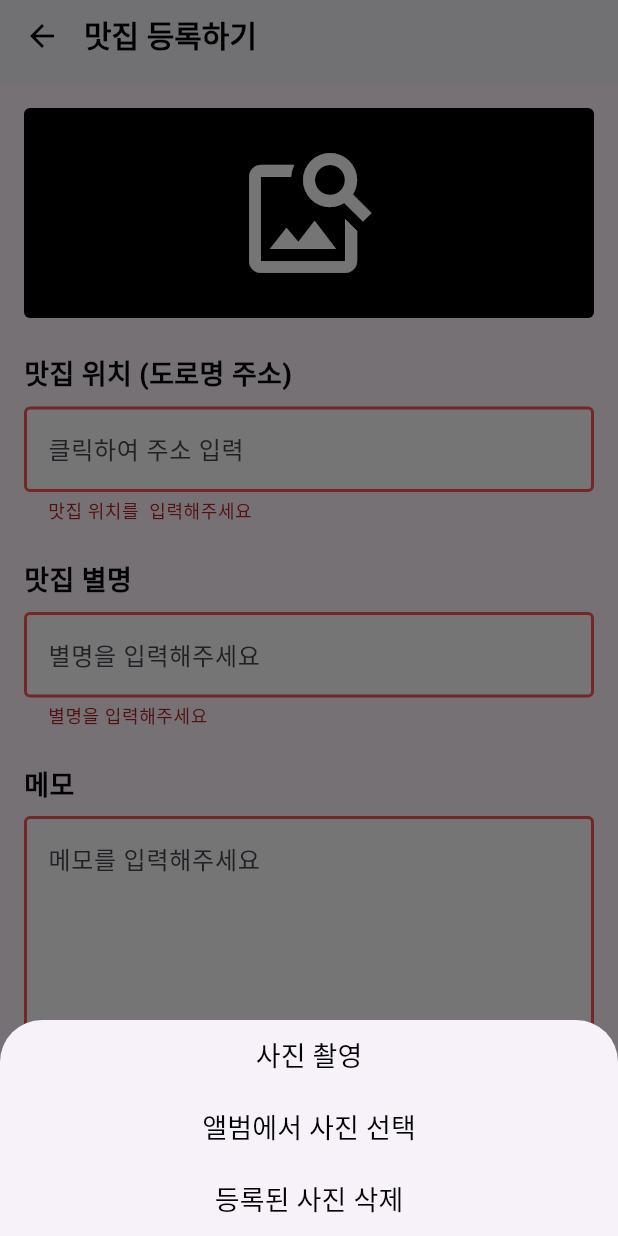
After one commit to Augustkim-dev/hongroid_lecture, a Flutter app: the EditScreen screen opened by its route, after a tap on "맛집 등록 완료", after a tap on the "image search" icon, on a phone screen of 412 x 824 dp. The commit adds this screen. Run offline on Flutter 3.47's test engine with Material 3 defaults, Android fonts, the light colour scheme and no system bars; our stand-ins replace geolocator, image_picker, supabase_flutter; missing offline and left inert: daum_postcode_search, flutter_inappwebview, flutter_naver_map; accounts and stored records are empty.

Commit message:
새로운 매장 등록하기 화면

```diff
--- a/lib/main.dart
+++ b/lib/main.dart
@@ -1,7 +1,9 @@
 import 'package:flutter/material.dart';
+import 'package:flutter_store_pick_app/screen/edit_screen.dart';
 import 'package:flutter_store_pick_app/screen/login_screen.dart';
 import 'package:flutter_store_pick_app/screen/main_screen.dart';
 import 'package:flutter_store_pick_app/screen/register_screen.dart';
+import 'package:flutter_store_pick_app/screen/search_address_screen.dart';
 import 'package:flutter_store_pick_app/screen/splash_screen.dart';
 import 'package:supabase_flutter/supabase_flutter.dart';
 import 'package:flutter_naver_map/flutter_naver_map.dart';
@@ -39,6 +41,8 @@ class MyApp extends StatelessWidget {
         '/login': (context) => LoginScreen(),
         '/register': (context) => RegisterScreen(),
         '/main': (context) => MainScreen(),
+        '/edit': (context) => EditScreen(),
+        '/search_address': (context) => SearchAddressScreen(),
       },
     );
   }
--- /dev/null
+++ b/lib/screen/edit_screen.dart
@@ -0,0 +1,395 @@
+import 'dart:convert';
+import 'dart:io';
+
+import 'package:daum_postcode_search/data_model.dart';
+import 'package:flutter/material.dart';
+import 'package:flutter_store_pick_app/common/snackbar_utils.dart';
+import 'package:flutter_store_pick_app/model/food_store.dart';
+import 'package:flutter_store_pick_app/widget/appbars.dart';
+import 'package:flutter_store_pick_app/widget/buttons.dart';
+import 'package:flutter_store_pick_app/widget/text_fields.dart';
+import 'package:flutter_store_pick_app/widget/texts.dart';
+import 'package:image_picker/image_picker.dart';
+import 'package:supabase_flutter/supabase_flutter.dart';
+import 'package:http/http.dart' as http;
+
+/// 작성 화면
+class EditScreen extends StatefulWidget {
+  const EditScreen({super.key});
+
+  @override
+  State<EditScreen> createState() => _EditScreenState();
+}
+
+class _EditScreenState extends State<EditScreen> {
+  File? storeImg; // 갤러리에서 새로 선택한 맛집정보 이미지
+
+  final formKey = GlobalKey<FormState>();
+  final TextEditingController _storeAddressController =
+      TextEditingController(); // 주소 컨트롤러
+  final TextEditingController _storeNameController =
+      TextEditingController(); // 별명 컨트롤러
+  final TextEditingController _storeCommentController =
+      TextEditingController(); // 내용 컨트롤러
+  DataModel? dataModel; // 주소 검색 결과값을 담는 변수
+  final supabase = Supabase.instance.client;
+
+  @override
+  void dispose() {
+    _storeAddressController.dispose();
+    _storeCommentController.dispose();
+    _storeNameController.dispose();
+    super.dispose();
+  }
+
+  @override
+  Widget build(BuildContext context) {
+    return Scaffold(
+      appBar: CommonAppBar(
+        title: '맛집 등록하기',
+        isLeading: true,
+      ),
+      body: SingleChildScrollView(
+        child: Container(
+          margin: const EdgeInsets.all(16),
+          child: Form(
+            key: formKey,
+            child: Column(
+              crossAxisAlignment: CrossAxisAlignment.start,
+              children: [
+                /// 맛집 사진
+                GestureDetector(
+                  child: _buildStoreImg(),
+                  onTap: () {
+                    // 바텀 다이얼로그 표시
+                    showBottomSheetAboutStoreImg();
+                  },
+                ),
+                const SizedBox(height: 24),
+
+                /// 맛집 위치 (도로명 주소)
+                SectionText(text: '맛집 위치 (도로명 주소)', textColor: Colors.black),
+                const SizedBox(height: 8),
+                TextFormFieldCustom(
+                  isPasswordField: false,
+                  isReadOnly: true,
+                  hintText: '클릭하여 주소 입력',
+                  keyboardType: TextInputType.streetAddress,
+                  textInputAction: TextInputAction.next,
+                  validator: (value) => inputAddressValidator(value),
+                  controller: _storeAddressController,
+                  onTap: () async {
+                    // 주소 검색 웹뷰화면으로 이동
+                    var result =
+                        await Navigator.pushNamed(context, '/search_address');
+                    if (result != null) {
+                      setState(() {
+                        dataModel = result as DataModel?;
+                        _storeAddressController.text =
+                            dataModel?.roadAddress ?? '맛집 주소를 선택 해주세요';
+                      });
+                    }
+                  },
+                ),
+
+                const SizedBox(height: 24),
+
+                /// 맛집 별명
+                SectionText(text: '맛집 별명', textColor: Colors.black),
+                const SizedBox(height: 8),
+                TextFormFieldCustom(
+                  isPasswordField: false,
+                  isReadOnly: false,
+                  hintText: '별명을 입력해주세요',
+                  keyboardType: TextInputType.name,
+                  textInputAction: TextInputAction.next,
+                  validator: (value) => inputNameValidator(value),
+                  controller: _storeNameController,
+                ),
+
+                const SizedBox(height: 24),
+
+                /// 메모
+                SectionText(text: '메모', textColor: Colors.black),
+                const SizedBox(height: 8),
+                TextFormFieldCustom(
+                  isPasswordField: false,
+                  isReadOnly: false,
+                  maxLines: 5,
+                  hintText: '메모를 입력해주세요',
+                  keyboardType: TextInputType.text,
+                  textInputAction: TextInputAction.next,
+                  validator: (value) => inputMemoValidator(value),
+                  controller: _storeCommentController,
+                ),
+
+                const SizedBox(height: 24),
+
+                /// 맛집 등록 완료 버튼
+                Container(
+                  width: double.infinity,
+                  height: 69,
+                  child: ElevatedButtonCustom(
+                    text: '맛집 등록 완료',
+                    backgroundColor: Colors.black,
+                    textColor: Colors.white,
+                    onPressed: () async {
+                      // 맛집 등록
+
+                      // 1. 유효성 검사
+                      if (!formKey.currentState!.validate()) {
+                        return;
+                      }
+
+                      // 2. 수파베이스 디비에 insert
+                      bool isEditSuccess = await editFoodStore();
+
+                      if (!mounted) return;
+                      if (!isEditSuccess) {
+                        showSnackBar(context, '맛집 등록 중 문제가 발생했습니다');
+                        Navigator.pop(context);
+                        return;
+                      }
+
+                      showSnackBar(context, '맛집 등록을 성공 하였습니다');
+                      Navigator.pop(context, 'completed_edit');
+                    },
+                  ),
+                ),
+              ],
+            ),
+          ),
+        ),
+      ),
+    );
+  }
+
+  inputAddressValidator(value) {
+    // 닉네임 필드 검증 함수
+    if (value.isEmpty) {
+      return '맛집 위치를  입력해주세요';
+    }
+    return null;
+  }
+
+  inputNameValidator(value) {
+    // 별명 필드 검증 함수
+    if (value.isEmpty) {
+      return '별명을 입력해주세요';
+    }
+    return null;
+  }
+
+  inputMemoValidator(value) {
+    // 메모 필드 검증 함수
+    if (value.isEmpty) {
+      return '메모를 입력해주세요';
+    }
+    return null;
+  }
+
+  Widget _buildStoreImg() {
+    // 맛집 정보 사진
+
+    if (storeImg == null) {
+      // default image
+      return Container(
+        width: double.infinity,
+        height: 140,
+        decoration: ShapeDecoration(
+          color: Colors.black,
+          shape: RoundedRectangleBorder(
+            borderRadius: BorderRadius.circular(4),
+          ),
+        ),
+        child: const Icon(
+          Icons.image_search,
+          size: 96,
+          color: Colors.white,
+        ),
+      );
+    } else {
+      // food store image
+      return Container(
+        width: double.infinity,
+        height: 140,
+        decoration: ShapeDecoration(
+          color: Colors.white,
+          shape: RoundedRectangleBorder(
+            side: BorderSide(width: 2),
+            borderRadius: BorderRadius.circular(4),
+          ),
+        ),
+        child: Image.file(
+          storeImg!,
+          fit: BoxFit.cover,
+        ),
+      );
+    }
+  }
+
+  void showBottomSheetAboutStoreImg() {
+    showModalBottomSheet(
+      context: context,
+      builder: (context) {
+        return SizedBox(
+          width: double.infinity,
+          child: Column(
+            mainAxisSize: MainAxisSize.min,
+            children: [
+              /// 사진 촬영 버튼
+              TextButton(
+                onPressed: () {
+                  // 사진 촬영
+                  Navigator.pop(context);
+                  getCameraImage();
+                },
+                child: Text(
+                  '사진 촬영',
+                  style: TextStyle(
+                    color: Colors.black,
+                    fontSize: 18,
+                  ),
+                ),
+              ),
+
+              /// 앨범에서 사진 선택
+              TextButton(
+                onPressed: () {
+                  // 앨범 사진 선택
+                  Navigator.pop(context);
+                  getGalleryImage();
+                },
+                child: Text(
+                  '앨범에서 사진 선택',
+                  style: TextStyle(
+                    color: Colors.black,
+                    fontSize: 18,
+                  ),
+                ),
+              ),
+
+              /// 사진 삭제
+              TextButton(
+                onPressed: () {
+                  // 등록된 삭제
+                  Navigator.pop(context);
+                  deleteProfileImg();
+                },
+                child: Text(
+                  '등록된 사진 삭제',
+                  style: TextStyle(
+                    color: Colors.black,
+                    fontSize: 18,
+                  ),
+                ),
+              ),
+            ],
+          ),
+        );
+      },
+    );
+  }
+
+  Future<void> getCameraImage() async {
+    // 카메라로 사진 촬영하여 이미지 파일을 가져오는 함수
+    var image = await ImagePicker().pickImage(
+      source: ImageSource.camera,
+      imageQuality: 10,
+    );
+    if (image != null) {
+      setState(() {
+        storeImg = File(image.path);
+      });
+    }
+  }
+
+  Future<void> getGalleryImage() async {
+    // 갤러리에서 사진 선택하는 함수
+    var image = await ImagePicker().pickImage(
+      source: ImageSource.gallery,
+      imageQuality: 10,
+    );
+    if (image != null) {
+      setState(() {
+        storeImg = File(image.path);
+      });
+    }
+  }
+
+  void deleteProfileImg() {
+    // 맛집 정보 사진 삭제
+    setState(() {
+      storeImg = null;
+    });
+  }
+
+  Future<bool> editFoodStore() async {
+    DateTime nowTime = DateTime.now(); // 현재 시간 값 가져오기
+    // 1. 이미지 업로드
+    String? imageUrl;
+    if (storeImg != null) {
+      final imgFile = storeImg;
+      // 이미지 파일 업로드
+      await supabase.storage.from('store_pick').upload(
+            'stores/$nowTime.jpg',
+            imgFile!,
+            fileOptions: const FileOptions(
+              cacheControl: '3600',
+              upsert: true,
+            ),
+          );
+
+      // 업로드 된 파일의 이미지 url주소를 취득
+      imageUrl = supabase.storage
+          .from('store_pick')
+          .getPublicUrl('stores/$nowTime.jpg');
+    }
+
+    // 2. 네이버 클라우드 플랫폼에서 지원하는 geocoding api 를 활용하여 주소 -> 위경도 값으로 변환 !
+    final String apiUrl =
+        'https://naveropenapi.apigw.ntruss.com/map-geocode/v2/geocode?query=${_storeAddressController.text}';
+    final apiResponse = await http.get(
+      Uri.parse(apiUrl),
+      headers: <String, String>{
+        'X-NCP-APIGW-API-KEY-ID': 'ttl8us9u92',
+        'X-NCP-APIGW-API-KEY': '1wRpeO65tlJlbmMAqR8EW2nJke9TM5kxvUilhIu4',
+        'Accept': 'application/json',
+      },
+    );
+
+    if (apiResponse.statusCode == 200) {
+      // api 호출에 성공 !
+      Map<String, dynamic> parsedJson = jsonDecode(apiResponse.body);
+
+      if (parsedJson["meta"]['totalCount'] == 0) {
+        if (!mounted) return false;
+        showSnackBar(context, '위치 계산에 오류가 있어서 다른 주소 값으로 검색 바랍니다');
+        return false;
+      }
+
+      double latitude =
+          double.parse(parsedJson['addresses'][0]['y']); // 위도 값 추출
+      double longitude =
+          double.parse(parsedJson['addresses'][0]['x']); // 경도 값 추출
+
+      // 수파베이스에 db set
+      await supabase.from('food_store').insert(
+            FoodStoreModel(
+              storeName: _storeNameController.text,
+              storeAddress: _storeAddressController.text,
+              storeComment: _storeCommentController.text,
+              storeImgUrl: imageUrl,
+              uid: supabase.auth.currentUser!.id,
+              latitude: latitude,
+              longitude: longitude,
+            ).toMap(),
+          );
+
+      return true;
+    } else {
+      // 만약에 서버 응답이 성공하지 않으면 에러를 던진다.
+      return false;
+    }
+  }
+}
```
Also changed, not shown: lib/screen/home_screen.dart (+25 -0 lines), lib/screen/search_address_screen.dart (added, +32 -0 lines).
